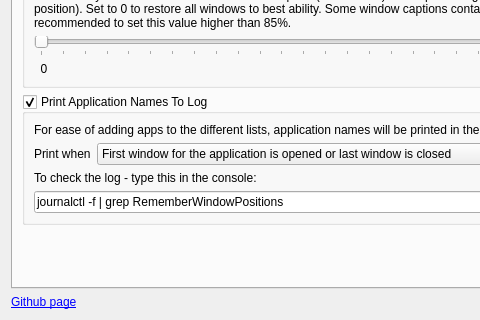
First picture: the form in src/contents/ui/config.ui, repository rxappdev/RememberWindowPositions, before the edit; both pictures show x 0 to 480 and y 320 to 640 of the 1176 by 640 pixel window.
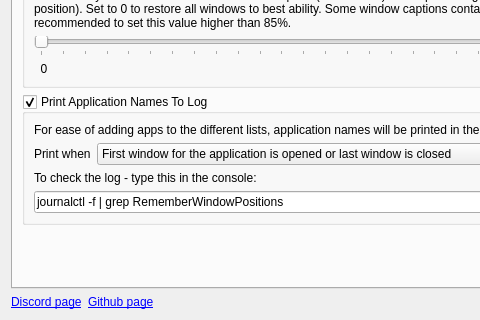
Second picture: the form after the edit. Icons and pictures are not drawn.

Commit message:
Added individual app/window settings
WIP - this is the settings part only, it does not actually do anything yet
other than change the settings.

What changed in the file:
```diff
--- a/src/contents/ui/config.ui
+++ b/src/contents/ui/config.ui
@@ -660,6 +660,28 @@
    </item>
    <item>
     <layout class="QHBoxLayout" name="hBoxLayout_bottomInformation">
+     <item>
+      <widget class="QLabel" name="label_2">
+       <property name="sizePolicy">
+        <sizepolicy hsizetype="Fixed" vsizetype="Preferred">
+         <horstretch>0</horstretch>
+         <verstretch>0</verstretch>
+        </sizepolicy>
+       </property>
+       <property name="mouseTracking">
+        <bool>true</bool>
+       </property>
+       <property name="toolTip">
+        <string>https://discord.gg/Js6AYsnQQj</string>
+       </property>
+       <property name="text">
+        <string>&lt;a href=&quot;https://discord.gg/Js6AYsnQQj&quot;&gt;Discord page&lt;/a&gt;</string>
+       </property>
+       <property name="openExternalLinks">
+        <bool>true</bool>
+       </property>
+      </widget>
+     </item>
      <item>
       <widget class="QLabel" name="label_webpageLink">
        <property name="toolTip">
```
The commit also changes 3 other files.
